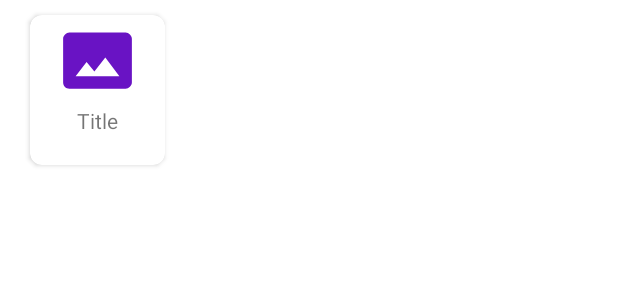
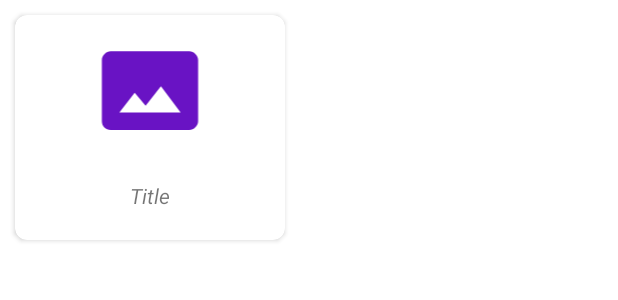
Before and after one commit to Jaka061/BeelineProject, an Android app: the layout album_recycle.xml on its own in the app's theme, with its tools: preview values and no code run, on a phone screen of 412 x 824 dp. Shown: the top 300 px of the screen. Run offline under Robolectric (Android 15) with nearby library versions, the phone set to English and light mode, and no system bars; network calls fail.

Commit message:
beeline project

```diff
--- a/app/src/main/java/com/example/beelineproject/presentation/ui/rvAlbum/ViewHolder.kt
+++ b/app/src/main/java/com/example/beelineproject/presentation/ui/rvAlbum/ViewHolder.kt
@@ -12,7 +12,7 @@ class ViewHolder(private val binding: AlbumRecycleBinding) : RecyclerView.ViewHo
 
     fun bind(albums: Albums) {
         with(binding){
-            val url = "https://www.google.com/url?sa=i&url=https%3A%2F%2Fwww.flaticon.com%2Ffree-icons%2Falbum&psig=AOvVaw2U9D_PCx_tgGCoDAJTcSXu&ust=1670045658093000&source=images&cd=vfe&ved=0CBAQjRxqFwoTCID8pIOb2vsCFQAAAAAdAAAAABAQ"
+            val url = "https://cdn-icons-png.flaticon.com/512/3036/3036628.png"
             Glide.with(itemView.context).load(url).into(albumImg)
             albumTitle.text = albums.title
         }
--- a/app/src/main/res/layout/album_recycle.xml
+++ b/app/src/main/res/layout/album_recycle.xml
@@ -2,24 +2,27 @@
 <androidx.cardview.widget.CardView
     xmlns:android="http://schemas.android.com/apk/res/android"
     xmlns:app="http://schemas.android.com/apk/res-auto"
-    android:layout_width="wrap_content"
-    android:layout_height="100dp"
+    android:layout_width="180dp"
+    android:layout_height="150dp"
+    android:clickable="true"
     android:layout_marginVertical="10dp"
-    android:layout_marginHorizontal="20dp"
+    android:layout_marginHorizontal="10dp"
     app:cardCornerRadius="8dp">
 
     <androidx.constraintlayout.widget.ConstraintLayout
         android:layout_width="match_parent"
-        android:layout_height="wrap_content"
+        android:layout_height="150dp"
         android:paddingHorizontal="20dp"
         >
 
     <androidx.appcompat.widget.AppCompatImageView
         android:id="@+id/albumImg"
-        android:layout_width="wrap_content"
-        android:layout_height="wrap_content"
+        android:layout_width="80dp"
+        android:layout_height="80dp"
         android:src="@drawable/album"
+        android:foregroundGravity="center"
         android:layout_marginVertical="5dp"
+        android:paddingTop="10dp"
         app:layout_constraintTop_toTopOf="parent"
         app:layout_constraintEnd_toEndOf="parent"
         app:layout_constraintStart_toStartOf="parent"
@@ -29,9 +32,10 @@
     <androidx.appcompat.widget.AppCompatTextView
         android:id="@+id/albumTitle"
         android:layout_width="wrap_content"
-        android:layout_height="wrap_content"
+        android:layout_height="0dp"
         android:text="Title"
         android:gravity="center"
+        android:textStyle="italic"
         app:layout_constraintBottom_toBottomOf="parent"
         app:layout_constraintStart_toStartOf="parent"
         app:layout_constraintEnd_toEndOf="parent"
```
